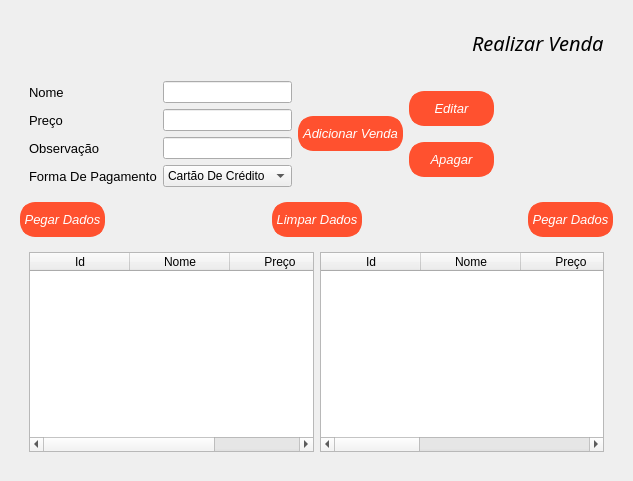
The window that view/components/Sell.ui (Wth10/System-Programmer) describes before a commit, drawn with Qt 5.
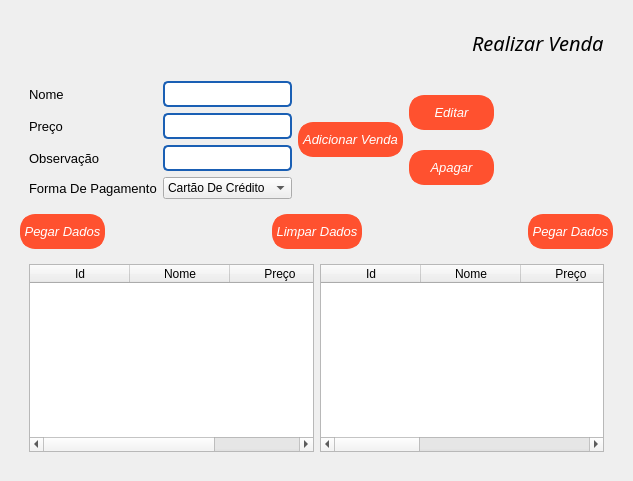
The same window after the commit. Icons and pictures are not drawn.

```diff
--- a/view/components/Sell.ui
+++ b/view/components/Sell.ui
@@ -95,6 +95,9 @@
         <layout class="QHBoxLayout" name="horizontalLayout">
          <item>
           <layout class="QFormLayout" name="formLayout">
+           <property name="fieldGrowthPolicy">
+            <enum>QFormLayout::AllNonFixedFieldsGrow</enum>
+           </property>
            <item row="0" column="0">
             <widget class="QLabel" name="nomeLabel">
              <property name="font">
@@ -112,7 +115,7 @@
             <widget class="QLineEdit" name="InputName">
              <property name="maximumSize">
               <size>
-               <width>450</width>
+               <width>550</width>
                <height>16777215</height>
               </size>
              </property>
@@ -121,6 +124,12 @@
                <family>Arial</family>
               </font>
              </property>
+             <property name="styleSheet">
+              <string notr="true">border: 1.5px solid rgb(26, 95, 180);
+border-radius: 5px;
+padding: 3px;
+</string>
+             </property>
             </widget>
            </item>
            <item row="1" column="0">
@@ -140,7 +149,7 @@
             <widget class="QLineEdit" name="InputPrice">
              <property name="maximumSize">
               <size>
-               <width>450</width>
+               <width>550</width>
                <height>16777215</height>
               </size>
              </property>
@@ -149,6 +158,12 @@
                <family>Arial</family>
               </font>
              </property>
+             <property name="styleSheet">
+              <string notr="true">border: 1.5px solid rgb(26, 95, 180);
+border-radius: 5px;
+padding: 3px;
+</string>
+             </property>
             </widget>
            </item>
            <item row="2" column="0">
@@ -168,7 +183,7 @@
             <widget class="QLineEdit" name="InputObservation">
              <property name="maximumSize">
               <size>
-               <width>450</width>
+               <width>550</width>
                <height>16777215</height>
               </size>
              </property>
@@ -177,6 +192,12 @@
                <family>Arial</family>
               </font>
              </property>
+             <property name="styleSheet">
+              <string notr="true">border: 1.5px solid rgb(26, 95, 180);
+border-radius: 5px;
+padding: 3px;
+</string>
+             </property>
             </widget>
            </item>
            <item row="3" column="0">
```
